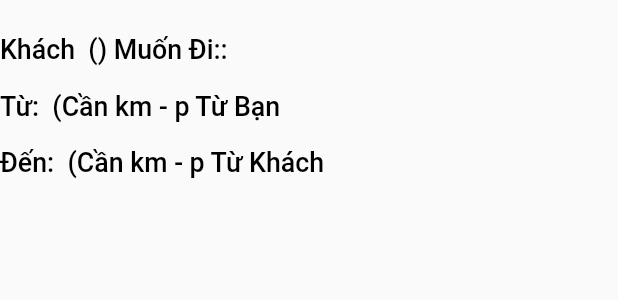
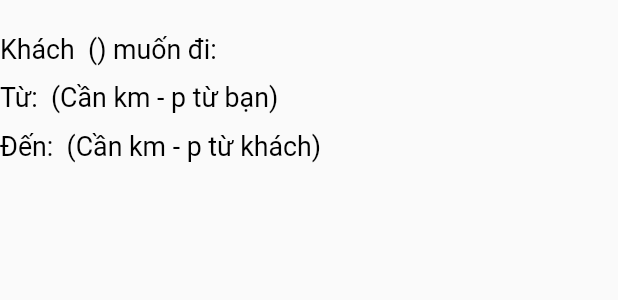
Before and after one commit to coderof19clc7/GoToApp, a Flutter app: the CustomerBookingInformation widget shown alone on an empty page, opened directly with empty values, on a phone screen of 412 x 824 dp. Shown: the top 300 px of the screen. Run offline on Flutter 3.47's test engine with Material 2 defaults, Android fonts, the phone set to English and light mode, and no system bars; our stand-ins replace awesome_notifications, dio, firebase_core, firebase_crashlytics, firebase_database, firebase_messaging and 11 more; missing offline and left inert: flutter_map_location_marker; accounts and stored records are empty.

Commit message:
complete driver cases (maybe)

```diff
--- a/front_end/GoTo/lib/configs/constants/enums/booking_status_enums.dart
+++ b/front_end/GoTo/lib/configs/constants/enums/booking_status_enums.dart
@@ -2,6 +2,6 @@ enum ClientBookingStatusEnums {
   none, showBookingInfo, finding, driverFound, driverArrived, finished,
 }
 enum DriverBookingStatusEnums {
-  none, accepted, rejected, notAvailable, waitToConfirmAcceptation, finished,
-  clientCanceled, clientFound, clientPickedUp,
+  none, accepted, rejected, tripNotAvailable, waitToConfirmAcceptation,
+  clientCancel, clientFound, clientPickedUp,
 }
--- a/front_end/GoTo/lib/cores/managers/location_manager.dart
+++ b/front_end/GoTo/lib/cores/managers/location_manager.dart
@@ -73,7 +73,7 @@ class LocationManager {
       desiredAccuracy: LocationAccuracy.high,
     );
     currentPosition = position;
-    await updateLocationToFirebase();
+    // await updateLocationToFirebase();
 
     print('position longitude: ${position.longitude}');
     print('position latitude: ${position.latitude}');
--- a/front_end/GoTo/lib/views/pages/main_page/blocs/main_cubit.dart
+++ b/front_end/GoTo/lib/views/pages/main_page/blocs/main_cubit.dart
@@ -17,7 +17,9 @@ import 'package:go_to/utilities/helpers/ui_helper.dart';
 part 'main_state.dart';
 
 class MainCubit extends Cubit<MainState> {
-  MainCubit() : super(const MainState());
+  MainCubit() : super(const MainState()) {
+    requestLocationPermission();
+  }
 
   final appConfig = injector<AppConfig>();
   final userInfo = injector<UserInfo>();
@@ -31,7 +33,7 @@ class MainCubit extends Cubit<MainState> {
   Future<void> requestLocationPermission() async {
     await LocationManager.requestPermissionLocation();
     if (injector<UserInfo>().type?.toLowerCase().compareTo("Customer".toLowerCase()) != 0) {
-      streamSubscriptionPosition = LocationManager.listenToCurrentLocationChanges();
+      // streamSubscriptionPosition = LocationManager.listenToCurrentLocationChanges();
     }
   }
 
--- a/front_end/GoTo/lib/views/pages/main_page/widgets/child_pages/home_page/home_page.dart
+++ b/front_end/GoTo/lib/views/pages/main_page/widgets/child_pages/home_page/home_page.dart
@@ -2,6 +2,7 @@ import 'package:flutter/material.dart';
 import 'package:go_to/configs/injection.dart';
 import 'package:go_to/models/infos/user_info.dart';
 import 'package:go_to/views/pages/main_page/widgets/child_pages/home_page/client_home_page/client_home_page.dart';
+import 'package:go_to/views/pages/main_page/widgets/child_pages/home_page/driver_home_page/driver_home_page.dart';
 
 class HomePage extends StatelessWidget {
   const HomePage({Key? key}) : super(key: key);
@@ -11,6 +12,6 @@ class HomePage extends StatelessWidget {
     if (injector<UserInfo>().type?.toLowerCase().compareTo("Customer".toLowerCase()) == 0) {
       return const ClientHomePage();
     }
-    return Container();
+    return const DriverHomePage();
   }
 }
--- a/front_end/GoTo/lib/views/pages/main_page/widgets/home_widgets/customer_booking_information_field/widgets/customer_booking_information.dart
+++ b/front_end/GoTo/lib/views/pages/main_page/widgets/home_widgets/customer_booking_information_field/widgets/customer_booking_information.dart
@@ -29,7 +29,7 @@ class CustomerBookingInformation extends StatelessWidget {
       return Text("$title: $content", softWrap: true,
         style: TextStyle(
           fontSize: DimenConstants.getProportionalScreenWidth(context, 17),
-          fontWeight: FontWeight.w500,
+          fontWeight: FontWeight.w400,
           color: ColorConstants.baseBlack,
         ),
       );
@@ -40,20 +40,20 @@ class CustomerBookingInformation extends StatelessWidget {
         SizedBox(height: DimenConstants.getProportionalScreenHeight(context, 20),),
         _buildInformationRow(
           "${StringConstants.customer} $customerName ($customerPhone) "
-              "${StringConstants.want} ${StringConstants.go}:",
+              "${StringConstants.want.toLowerCase()} ${StringConstants.go.toLowerCase()}",
           "",
         ),
-        SizedBox(height: DimenConstants.getProportionalScreenHeight(context, 15),),
+        SizedBox(height: DimenConstants.getProportionalScreenHeight(context, 10),),
         _buildInformationRow(
           StringConstants.from,
           "$startPoint (${StringConstants.need} ${distanceToCustomer}km - ${timeEstimateToCustomer}p "
-              "${StringConstants.from} ${StringConstants.you}",
+              "${StringConstants.from.toLowerCase()} ${StringConstants.you.toLowerCase()})",
         ),
-        SizedBox(height: DimenConstants.getProportionalScreenHeight(context, 15),),
+        SizedBox(height: DimenConstants.getProportionalScreenHeight(context, 10),),
         _buildInformationRow(
           StringConstants.arrive,
           "$endPoint (${StringConstants.need} ${distance}km - ${timeEstimate}p "
-              "${StringConstants.from} ${StringConstants.customer}",
+              "${StringConstants.from.toLowerCase()} ${StringConstants.customer.toLowerCase()})",
         ),
         SizedBox(height: DimenConstants.getProportionalScreenHeight(context, 20),),
       ],
--- a/front_end/GoTo/lib/views/widgets/map_field/map_field.dart
+++ b/front_end/GoTo/lib/views/widgets/map_field/map_field.dart
@@ -30,7 +30,7 @@ class _MapFieldState extends State<MapField> {
   @override
   Widget build(BuildContext context) {
     final appConfigs = injector<AppConfig>();
-    final currentLocationSize = DimenConstants.getProportionalScreenWidth(context, DimenConstants.baseIconSize);
+    final currentLocationSize = DimenConstants.getProportionalScreenWidth(context, 20);
     return SizedBox(
       height: DimenConstants.getScreenHeight(context) * 0.6,
       child: FlutterMap(
@@ -66,7 +66,7 @@ class _MapFieldState extends State<MapField> {
               markerSize: Size(currentLocationSize, currentLocationSize),
               showAccuracyCircle: false,
               headingSectorRadius: 30,
-              headingSectorColor: ColorConstants.lightOrange,
+              headingSectorColor: ColorConstants.baseOrangeAcent,
             ),
           ],
         ],
```
Also changed, not shown: front_end/GoTo/lib/views/pages/main_page/widgets/child_pages/home_page/driver_home_page/blocs/driver_home_cubit.dart (+46 -23 lines), front_end/GoTo/lib/views/pages/main_page/widgets/home_widgets/customer_booking_information_field/customer_booking_information_field.dart (+22 -14 lines).
